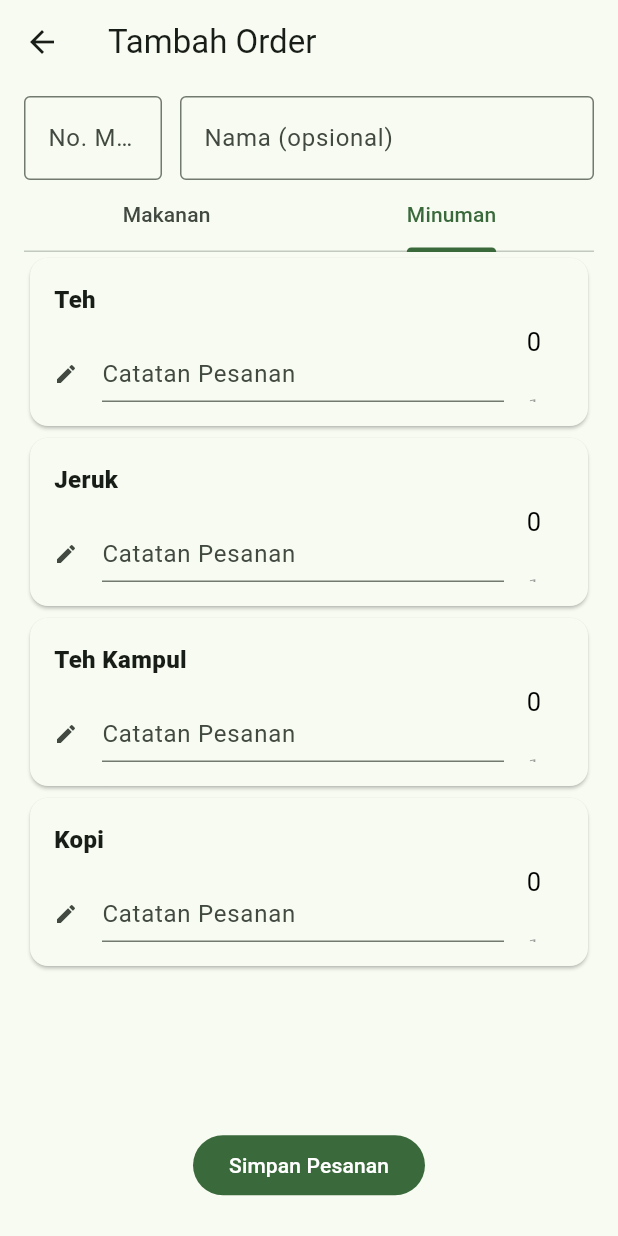
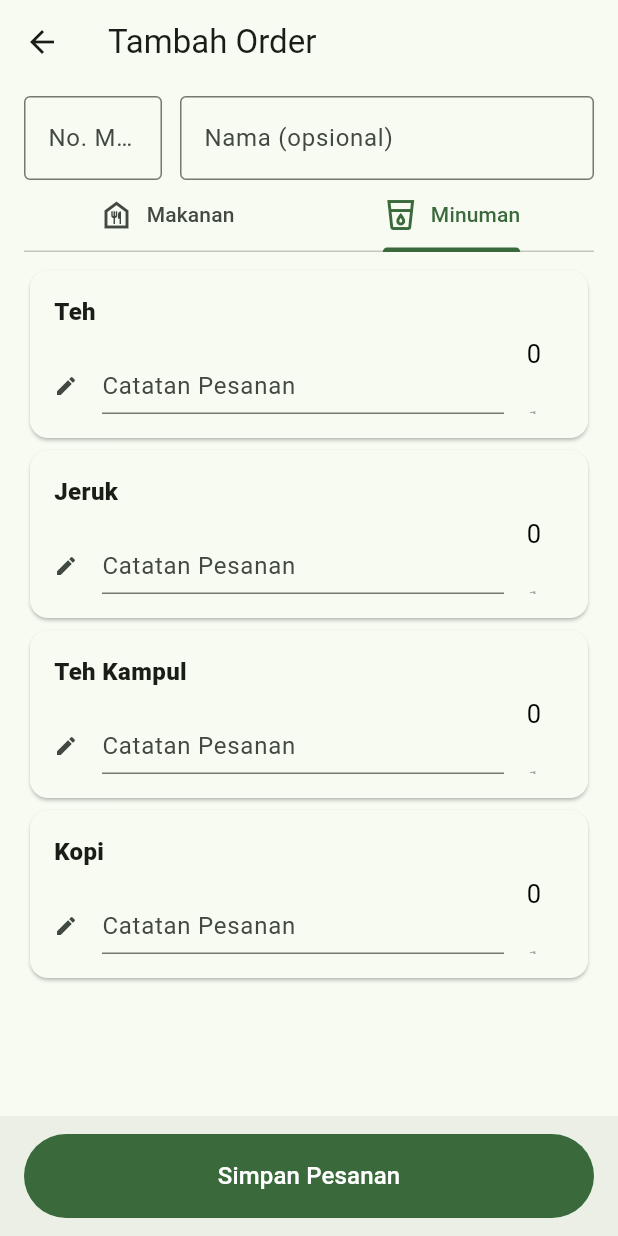
Before and after one commit to bootloopmaster636/warjo_order_management, a Flutter app: the AddOrder screen opened directly, tab 2 chosen, on a phone screen of 412 x 824 dp. Run offline on Flutter 3.47's test engine with Material 2 defaults, Android fonts, the phone set to English and light mode, and no system bars; drawn by our look-alikes of wheel_chooser; our stand-ins replace google_fonts.

Commit message:
some ui improvement

```diff
--- a/lib/Routes/AddOrder.dart
+++ b/lib/Routes/AddOrder.dart
@@ -1,6 +1,8 @@
 import 'dart:convert';
+import 'dart:io';
 
 import 'package:flutter/material.dart';
+import 'package:path_provider/path_provider.dart';
 import 'package:wheel_chooser/wheel_chooser.dart';
 
 class AddOrder extends StatelessWidget {
@@ -18,6 +20,7 @@ class AddOrder extends StatelessWidget {
               child: Column(
                 mainAxisAlignment: MainAxisAlignment.start,
                 crossAxisAlignment: CrossAxisAlignment.start,
+                mainAxisSize: MainAxisSize.max,
                 children: [
                   const Row(
                     mainAxisAlignment: MainAxisAlignment.start,
@@ -47,9 +50,34 @@ class AddOrder extends StatelessWidget {
                       ),
                     ],
                   ),
-                TabBar(tabs: [Tab(text: "Makanan"), Tab(text: "Minuman")]),
+                  TabBar(tabs: [
+                    Tab(
+                        child: Row(
+                      mainAxisSize: MainAxisSize.min,
+                      children: [
+                        Icon(Icons.food_bank_outlined),
                         SizedBox(
-                  height: MediaQuery.of(context).size.height * 0.7,
+                          width: 8,
+                        ),
+                        Text("Makanan")
+                      ],
+                    )),
+                    Tab(
+                        child: Row(
+                      mainAxisSize: MainAxisSize.min,
+                      children: [
+                        Icon(Icons.local_drink_outlined),
+                        SizedBox(
+                          width: 8,
+                        ),
+                        Text("Minuman")
+                      ],
+                    )),
+                  ]),
+                  Padding(
+                    padding: EdgeInsets.symmetric(vertical: 8),
+                    child: SizedBox(
+                      height: MediaQuery.of(context).size.height * 0.66,
                       child: TabBarView(children: [
                         ListView(
                           children: [
@@ -71,25 +99,20 @@ class AddOrder extends StatelessWidget {
                         ),
                       ]),
                     ),
-                Align(
-                    alignment: Alignment.bottomCenter,
-                    child: Padding(
-                      padding: EdgeInsets.symmetric(vertical: 8.0),
+                  )
+                ],
+              ),
+            ),
+          ),
+          bottomNavigationBar: BottomAppBar(
             child: FilledButton(
                 onPressed: () {
                   print("saved");
                 },
                 child: Text("Simpan Pesanan",
-                              style: TextStyle(fontSize: 14)
-                          )
-                      ),
-                    ),
-                  ),
-              ],
-            ),
-          ),
-        ),
-      ),
+                    style:
+                        TextStyle(fontSize: 16, fontWeight: FontWeight.w500))),
+          )),
     );
   }
 }
@@ -164,3 +187,20 @@ List MakeList_makanan(String json_data) {
   final List item_list = jsonDecode(json_data);
   return item_list;
 }
+
+Future<String?> getDownloadsDirectory() async {
+  Directory? directory;
+  try {
+    if (Platform.isIOS) {
+      directory = await getApplicationDocumentsDirectory();
+    } else {
+      directory = Directory('/storage/emulated/0/Download');
+      // Put file in global download folder, if for an unknown reason it didn't exist, we fallback
+      // ignore: avoid_slow_async_io
+      if (!await directory.exists()) directory = await getExternalStorageDirectory();
+    }
+  } catch (err, stack) {
+    print("Cannot get download folder path");
+  }
+  return directory?.path;
+}
--- a/pubspec.yaml
+++ b/pubspec.yaml
@@ -39,6 +39,7 @@ dependencies:
   flutter_spinbox: ^0.13.1
   wheel_chooser: ^1.1.2
   flutter_riverpod: ^2.3.7
+  path_provider: ^2.1.0
 
 dev_dependencies:
   flutter_test:
```
Also changed, not shown: pubspec.lock. Lines whose indentation alone changed are shown as unchanged.
